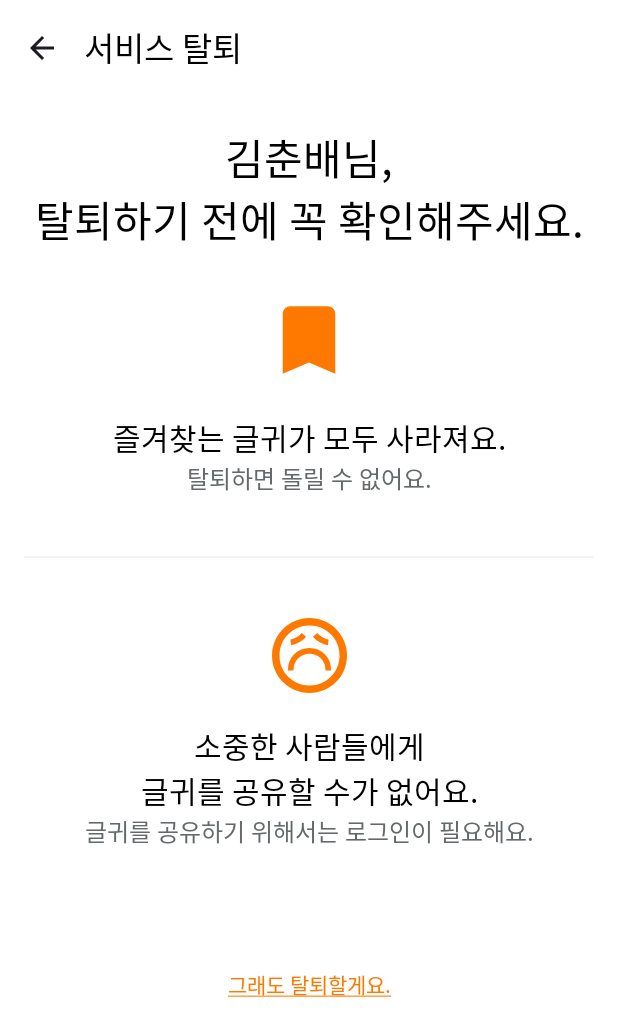
After one commit to Nexters/daily-phrase-android, an Android app built with Jetpack Compose: the UnsubscribeFragment screen opened through its navigation route, on a phone screen of 412 x 824 dp. The commit adds this screen. Shown: the top 1036 px of the screen. Run offline under Robolectric (Android 15) with nearby library versions, the phone set to English and light mode, and no system bars; our stand-ins replace Dagger/Hilt's generated code, Timber; libraries missing offline, so code that uses them is left out: com.kakao.sdk; pictures from the network do not load; Roboto replaces fonts that are not available here.

Commit message:
feat : NonLogin, Unsubscribe Fragment 및 navigation 추가

```diff
--- /dev/null
+++ b/presentation/src/main/kotlin/com/silvertown/android/dailyphrase/presentation/ui/mypage/unsubscribe/UnsubscribeFragment.kt
@@ -0,0 +1,24 @@
+package com.silvertown.android.dailyphrase.presentation.ui.mypage.unsubscribe
+
+import android.os.Bundle
+import android.view.View
+import androidx.compose.ui.Modifier
+import androidx.navigation.fragment.findNavController
+import com.silvertown.android.dailyphrase.presentation.databinding.FragmentUnsubscribeBinding
+import com.silvertown.android.dailyphrase.presentation.ui.base.BaseFragment
+
+class UnsubscribeFragment :
+    BaseFragment<FragmentUnsubscribeBinding>(FragmentUnsubscribeBinding::inflate) {
+    override fun onViewCreated(view: View, savedInstanceState: Bundle?) {
+        super.onViewCreated(view, savedInstanceState)
+
+        binding.composeView.setContent {
+            UnsubscribeScreen(
+                modifier = Modifier,
+                navigationToBack = {
+                    findNavController().popBackStack()
+                }
+            )
+        }
+    }
+}
--- a/presentation/src/main/kotlin/com/silvertown/android/dailyphrase/presentation/ui/mypage/UnsubscribeScreen.kt
+++ b/presentation/src/main/kotlin/com/silvertown/android/dailyphrase/presentation/ui/mypage/unsubscribe/UnsubscribeScreen.kt
@@ -1,4 +1,4 @@
-package com.silvertown.android.dailyphrase.presentation.ui.mypage
+package com.silvertown.android.dailyphrase.presentation.ui.mypage.unsubscribe
 
 import androidx.compose.foundation.background
 import androidx.compose.foundation.clickable
@@ -35,12 +35,14 @@
 @Composable
 fun UnsubscribeScreen(
     modifier: Modifier = Modifier,
+    navigationToBack: () -> Unit,
 ) {
     Content(
         modifier = modifier
             .fillMaxSize()
             .background(color = colorResource(id = R.color.white)),
         userName = "김춘배",
+        navigationToBack = navigationToBack,
         onClickUnsubscribed = {}
     )
 }
@@ -50,6 +52,7 @@
 private fun Content(
     modifier: Modifier = Modifier,
     userName: String,
+    navigationToBack: () -> Unit,
     onClickUnsubscribed: () -> Unit,
 ) {
     Scaffold(
@@ -59,7 +62,7 @@
                 modifier = Modifier
                     .fillMaxWidth(),
                 navigationContent = {
-                    IconButton(onClick = { /* TODO: 뒤로 가기 동작 구현 */ }) {
+                    IconButton(onClick = { navigationToBack() }) {
                         Icon(
                             painterResource(id = R.drawable.ic_arrow_back_24),
                             contentDescription = null
--- /dev/null
+++ b/presentation/src/main/res/layout/fragment_unsubscribe.xml
@@ -0,0 +1,11 @@
+<?xml version="1.0" encoding="utf-8"?>
+<androidx.constraintlayout.widget.ConstraintLayout xmlns:android="http://schemas.android.com/apk/res/android"
+    android:layout_width="match_parent"
+    android:layout_height="match_parent">
+
+    <androidx.compose.ui.platform.ComposeView
+        android:id="@+id/compose_view"
+        android:layout_width="match_parent"
+        android:layout_height="match_parent" />
+
+</androidx.constraintlayout.widget.ConstraintLayout>
--- a/presentation/src/main/res/navigation/main_navigation.xml
+++ b/presentation/src/main/res/navigation/main_navigation.xml
@@ -12,13 +12,16 @@
 
         <action
             android:id="@+id/move_to_postFragment"
-            app:destination="@id/postFragment"/>
+            app:destination="@id/postFragment" />
         <action
             android:id="@+id/move_to_bookmarkFragment"
-            app:destination="@id/bookmarkFragment"/>
+            app:destination="@id/bookmarkFragment" />
         <action
             android:id="@+id/move_to_myPageFragment"
-            app:destination="@id/myPageFragment"/>
+            app:destination="@id/myPageFragment" />
+        <action
+            android:id="@+id/move_to_NonLoginFragment"
+            app:destination="@id/nonLoginFragment" />
     </fragment>
 
     <fragment
@@ -28,7 +31,7 @@
 
         <action
             android:id="@+id/move_to_myPageFragment"
-            app:destination="@id/myPageFragment"/>
+            app:destination="@id/myPageFragment" />
     </fragment>
 
     <fragment
@@ -36,11 +39,26 @@
         android:name="com.silvertown.android.dailyphrase.presentation.ui.post.PostFragment"
         tools:layout="@layout/fragment_post">
 
-        <deepLink app:uri="demo://www.example.com"/>
+        <deepLink app:uri="demo://www.example.com" />
     </fragment>
 
     <fragment
         android:id="@+id/myPageFragment"
         android:name="com.silvertown.android.dailyphrase.presentation.ui.mypage.MyPageFragment"
-        tools:layout="@layout/fragment_my_page"/>
+        tools:layout="@layout/fragment_my_page">
+
+        <action
+            android:id="@+id/move_to_unsubscribeFragment"
+            app:destination="@id/unsubscribeFragment" />
+    </fragment>
+
+    <fragment
+        android:id="@+id/nonLoginFragment"
+        android:name="com.silvertown.android.dailyphrase.presentation.ui.mypage.non_login.NonLoginFragment"
+        tools:layout="@layout/fragment_non_login" />
+
+    <fragment
+        android:id="@+id/unsubscribeFragment"
+        android:name="com.silvertown.android.dailyphrase.presentation.ui.mypage.unsubscribe.UnsubscribeFragment"
+        tools:layout="@layout/fragment_unsubscribe" />
 </navigation>
```
Also changed, not shown: presentation/src/main/kotlin/com/silvertown/android/dailyphrase/presentation/ui/mypage/non_login/NonLoginFragment.kt (added, +24 -0 lines), presentation/src/main/kotlin/com/silvertown/android/dailyphrase/presentation/ui/mypage/non_login/NonLoginScreen.kt (renamed from presentation/src/main/kotlin/com/silvertown/android/dailyphrase/presentation/ui/mypage/NonLoginScreen.kt, +74 -1 lines), presentation/src/main/res/layout/fragment_non_login.xml (added, +11 -0 lines).
